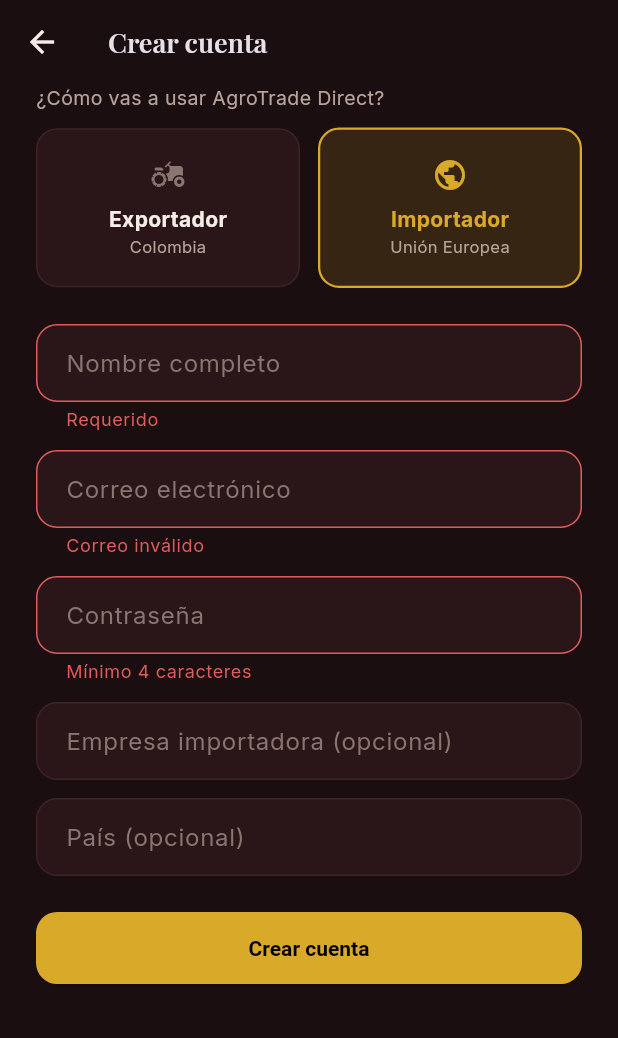
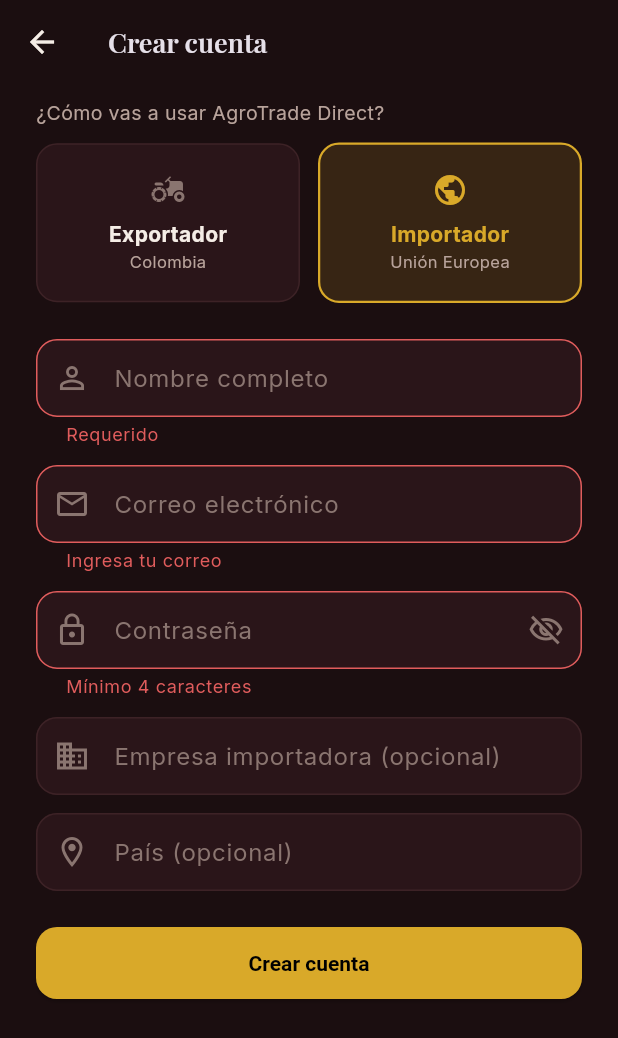
Before and after one commit to BurbanoValentina/Agrotrade_Direct, a Flutter app: the RegisterScreen screen opened directly, after a tap on "Crear cuenta", after a tap on "Importador", on a phone screen of 412 x 824 dp. Shown: the top 1038 px of the screen. Run offline on Flutter 3.47's test engine with Material 3 defaults, Android fonts, the light colour scheme and no system bars; our stand-ins replace google_fonts; accounts and stored records are empty.

Commit message:
feat(auth): implementar registro independiente para exportador e importador (REQ-02, REQ-03)

```diff
--- a/lib/screens/auth/register_screen.dart
+++ b/lib/screens/auth/register_screen.dart
@@ -6,7 +6,7 @@
 import '../../providers/auth_provider.dart';
 import '../home/home_shell.dart';
 
-/// REQ-02 / REQ-03: registro independiente para exportador e importador.
+/// REQ-02 / REQ-03: Registro independiente para exportador e importador.
 class RegisterScreen extends StatefulWidget {
   const RegisterScreen({super.key});
 
@@ -15,17 +15,25 @@
 }
 
 class _RegisterScreenState extends State<RegisterScreen> {
+  // Clave global para validar el formulario de registro
   final _formKey = GlobalKey<FormState>();
+
+  // Controladores de campos de texto
   final _nameCtrl = TextEditingController();
   final _emailCtrl = TextEditingController();
   final _passwordCtrl = TextEditingController();
   final _companyCtrl = TextEditingController();
   final _countryCtrl = TextEditingController();
 
+  // Rol predeterminado seleccionado al abrir la pantalla
   UserRole _role = UserRole.exportador;
+
+  // Estado local para ocultar o mostrar la contraseña
+  bool _obscurePassword = true;
 
   @override
   void dispose() {
+    // Liberación de recursos de memoria de los controladores
     _nameCtrl.dispose();
     _emailCtrl.dispose();
     _passwordCtrl.dispose();
@@ -34,28 +42,41 @@
     super.dispose();
   }
 
+  /// Ejecuta el proceso de registro
   Future<void> _submit() async {
+    // Valida todos los campos del formulario
     if (!_formKey.currentState!.validate()) return;
+
     final auth = context.read<AuthProvider>();
+
+    // Llama al método de registro pasando los datos según el rol seleccionado
     final ok = await auth.register(
       name: _nameCtrl.text.trim(),
       email: _emailCtrl.text.trim(),
       password: _passwordCtrl.text,
       role: _role,
-      companyName: _companyCtrl.text.trim().isEmpty
-          ? null
-          : _companyCtrl.text.trim(),
-      country: _countryCtrl.text.trim().isEmpty ? null : _countryCtrl.text.trim(),
+      companyName:
+          _companyCtrl.text.trim().isEmpty ? null : _companyCtrl.text.trim(),
+      country:
+          _countryCtrl.text.trim().isEmpty ? null : _countryCtrl.text.trim(),
     );
+
+    // Verificación de seguridad asíncrona antes de usar context
     if (!mounted) return;
+
     if (ok) {
+      // Limpia la pila de navegación y redirige al HomeShell
       Navigator.of(context).pushAndRemoveUntil(
         MaterialPageRoute(builder: (_) => const HomeShell()),
         (route) => false,
       );
     } else {
+      // Muestra mensaje de error en caso de fallo
       ScaffoldMessenger.of(context).showSnackBar(
-        SnackBar(content: Text(auth.errorMessage ?? 'Error al registrarte')),
+        SnackBar(
+          content: Text(auth.errorMessage ?? 'Error al registrarte'),
+          backgroundColor: Colors.redAccent,
+        ),
       );
     }
   }
@@ -74,14 +95,17 @@
             key: _formKey,
             child: ListView(
               children: [
+                const SizedBox(height: 10),
                 const Text(
                   '¿Cómo vas a usar AgroTrade Direct?',
                   style: TextStyle(
-                      color: AppColors.textSecondary, fontSize: 13),
+                    color: AppColors.textSecondary,
+                    fontSize: 13,
+                  ),
                 ),
                 const SizedBox(height: 10),
-                // Selector de rol — mismo componente visual que el toggle
-                // superior del mockup (Exporter Colombia / Importer EU).
+
+                // Selector visual de Rol (Exportador Colombia / Importador UE)
                 Row(
                   children: [
                     Expanded(
@@ -90,7 +114,8 @@
                         subtitle: 'Colombia',
                         icon: Icons.agriculture,
                         selected: isExporter,
-                        onTap: () => setState(() => _role = UserRole.exportador),
+                        onTap: () =>
+                            setState(() => _role = UserRole.exportador),
                       ),
                     ),
                     const SizedBox(width: 12),
@@ -100,40 +125,81 @@
                         subtitle: 'Unión Europea',
                         icon: Icons.public,
                         selected: !isExporter,
-                        onTap: () => setState(() => _role = UserRole.importador),
+                        onTap: () =>
+                            setState(() => _role = UserRole.importador),
                       ),
                     ),
                   ],
                 ),
                 const SizedBox(height: 24),
+
+                // Campo: Nombre Completo
                 TextFormField(
                   controller: _nameCtrl,
                   style: const TextStyle(color: AppColors.textPrimary),
-                  decoration: const InputDecoration(hintText: 'Nombre completo'),
+                  decoration: const InputDecoration(
+                    hintText: 'Nombre completo',
+                    prefixIcon:
+                        Icon(Icons.person_outline, color: AppColors.textMuted),
+                  ),
                   validator: (v) =>
-                      (v == null || v.isEmpty) ? 'Requerido' : null,
+                      (v == null || v.trim().isEmpty) ? 'Requerido' : null,
                 ),
                 const SizedBox(height: 12),
+
+                // Campo: Correo Electrónico
                 TextFormField(
                   controller: _emailCtrl,
                   keyboardType: TextInputType.emailAddress,
+                  autocorrect: false,
                   style: const TextStyle(color: AppColors.textPrimary),
-                  decoration:
-                      const InputDecoration(hintText: 'Correo electrónico'),
-                  validator: (v) =>
-                      (v == null || !v.contains('@')) ? 'Correo inválido' : null,
+                  decoration: const InputDecoration(
+                    hintText: 'Correo electrónico',
+                    prefixIcon:
+                        Icon(Icons.mail_outline, color: AppColors.textMuted),
+                  ),
+                  validator: (v) {
+                    if (v == null || v.trim().isEmpty) {
+                      return 'Ingresa tu correo';
+                    }
+                    if (!v.contains('@') || !v.contains('.')) {
+                      return 'Correo electrónico inválido';
+                    }
+                    return null;
+                  },
                 ),
                 const SizedBox(height: 12),
+
+                // Campo: Contraseña
                 TextFormField(
                   controller: _passwordCtrl,
-                  obscureText: true,
+                  obscureText: _obscurePassword,
                   style: const TextStyle(color: AppColors.textPrimary),
-                  decoration: const InputDecoration(hintText: 'Contraseña'),
+                  decoration: InputDecoration(
+                    hintText: 'Contraseña',
+                    prefixIcon: const Icon(Icons.lock_outline,
+                        color: AppColors.textMuted),
+                    suffixIcon: IconButton(
+                      icon: Icon(
+                        _obscurePassword
+                            ? Icons.visibility_off_outlined
+                            : Icons.visibility_outlined,
+                        color: AppColors.textMuted,
+                      ),
+                      onPressed: () {
+                        setState(() {
+                          _obscurePassword = !_obscurePassword;
+                        });
+                      },
+                    ),
+                  ),
                   validator: (v) => (v == null || v.length < 4)
                       ? 'Mínimo 4 caracteres'
                       : null,
                 ),
                 const SizedBox(height: 12),
+
+                // Campo dinámico: Nombre de Finca o Empresa
                 TextFormField(
                   controller: _companyCtrl,
                   style: const TextStyle(color: AppColors.textPrimary),
@@ -141,18 +207,27 @@
                     hintText: isExporter
                         ? 'Finca / empresa exportadora (opcional)'
                         : 'Empresa importadora (opcional)',
+                    prefixIcon: const Icon(Icons.business_outlined,
+                        color: AppColors.textMuted),
                   ),
                 ),
                 const SizedBox(height: 12),
+
+                // Campo dinámico: Región o País de origen
                 TextFormField(
                   controller: _countryCtrl,
                   style: const TextStyle(color: AppColors.textPrimary),
                   decoration: InputDecoration(
-                    hintText:
-                        isExporter ? 'Región de origen (opcional)' : 'País (opcional)',
+                    hintText: isExporter
+                        ? 'Región de origen (opcional)'
+                        : 'País (opcional)',
+                    prefixIcon: const Icon(Icons.location_on_outlined,
+                        color: AppColors.textMuted),
                   ),
                 ),
                 const SizedBox(height: 24),
+
+                // Botón principal de registro
                 ElevatedButton(
                   onPressed: auth.isLoading ? null : _submit,
                   child: auth.isLoading
@@ -160,7 +235,10 @@
                           height: 20,
                           width: 20,
                           child: CircularProgressIndicator(
-                              strokeWidth: 2, color: Colors.black))
+                            strokeWidth: 2,
+                            color: Colors.black,
+                          ),
+                        )
                       : const Text('Crear cuenta'),
                 ),
                 const SizedBox(height: 24),
@@ -173,6 +251,7 @@
   }
 }
 
+/// Widget privado para renderizar cada tarjeta de selección de rol
 class _RoleCard extends StatelessWidget {
   const _RoleCard({
     required this.title,
@@ -196,7 +275,8 @@
         duration: const Duration(milliseconds: 200),
         padding: const EdgeInsets.symmetric(vertical: 18, horizontal: 12),
         decoration: BoxDecoration(
-          color: selected ? AppColors.gold.withOpacity(0.15) : AppColors.surface,
+          color:
+              selected ? AppColors.gold.withOpacity(0.15) : AppColors.surface,
           borderRadius: BorderRadius.circular(14),
           border: Border.all(
             color: selected ? AppColors.gold : AppColors.border,
@@ -207,13 +287,20 @@
           children: [
             Icon(icon, color: selected ? AppColors.gold : AppColors.textMuted),
             const SizedBox(height: 8),
-            Text(title,
-                style: TextStyle(
-                    fontWeight: FontWeight.bold,
-                    color: selected ? AppColors.gold : AppColors.textPrimary)),
-            Text(subtitle,
-                style: const TextStyle(
-                    fontSize: 11, color: AppColors.textSecondary)),
+            Text(
+              title,
+              style: TextStyle(
+                fontWeight: FontWeight.bold,
+                color: selected ? AppColors.gold : AppColors.textPrimary,
+              ),
+            ),
+            Text(
+              subtitle,
+              style: const TextStyle(
+                fontSize: 11,
+                color: AppColors.textSecondary,
+              ),
+            ),
           ],
         ),
       ),
```
